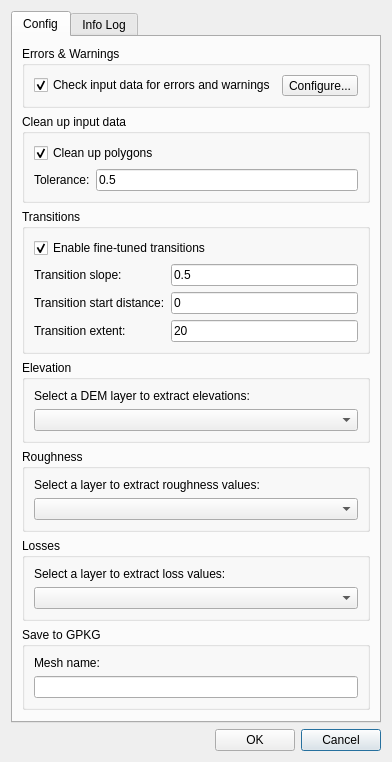
Qt form core/ui/toolbars/utilities/create_mesh.ui (ibergis/ibergis_qgis_plugin) before a commit.
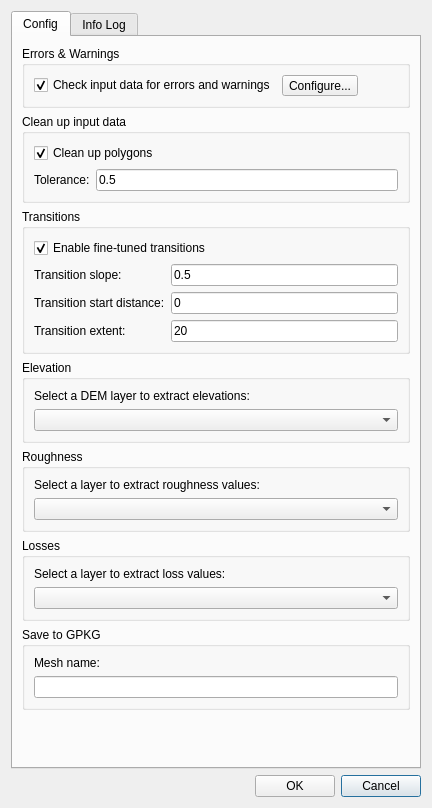
The same form after that commit.

```diff
--- a/core/ui/toolbars/utilities/create_mesh.ui
+++ b/core/ui/toolbars/utilities/create_mesh.ui
@@ -6,8 +6,8 @@
    <rect>
     <x>0</x>
     <y>0</y>
-    <width>366</width>
-    <height>679</height>
+    <width>432</width>
+    <height>808</height>
    </rect>
   </property>
   <property name="windowTitle">
```
Left out of the diff: 2 changed lines with no effect on the pictures.
